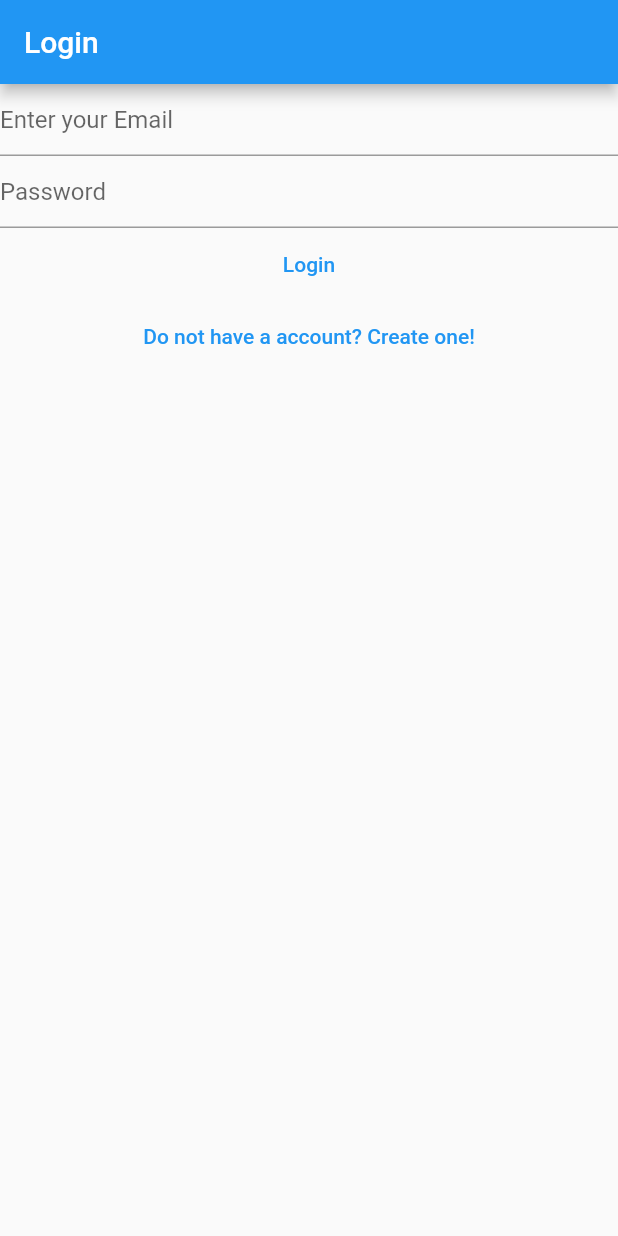
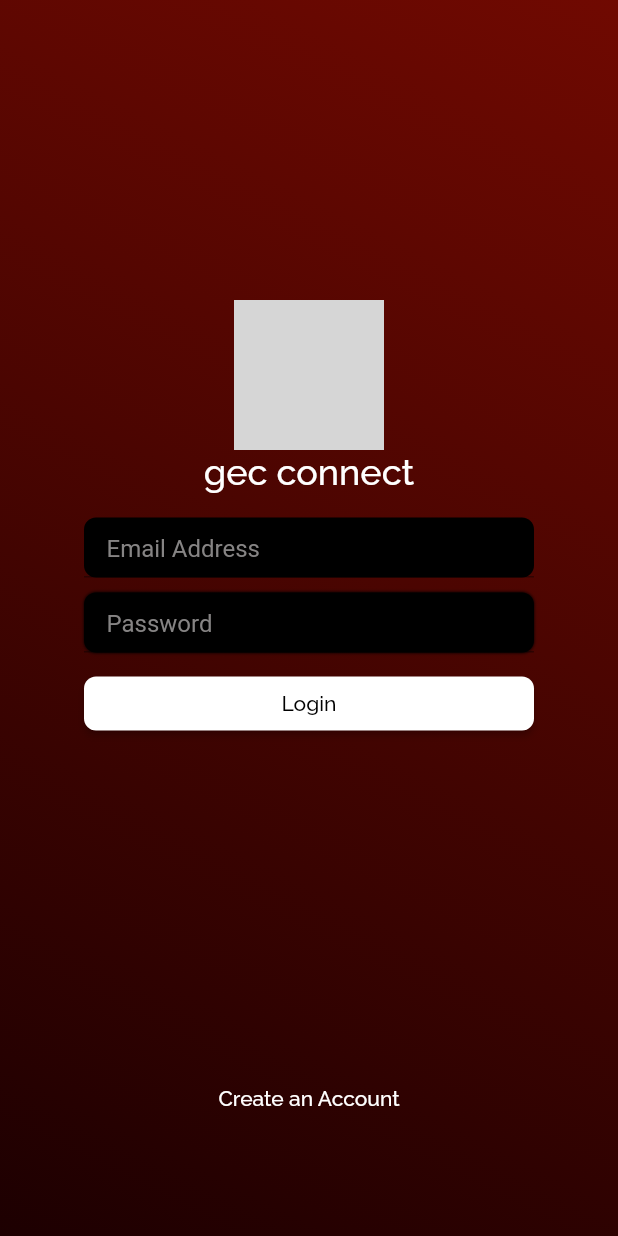
Before and after one commit to arunshankar19/gec-connect-main, a Flutter app: the screen it shows after launch, after a tap on "Login", on a phone screen of 412 x 824 dp. Run offline on Flutter 3.47's test engine with Material 2 defaults, Android fonts, the light colour scheme and no system bars; our stand-ins replace animated_text_kit, firebase_auth, firebase_core, flutter_spinkit, google_fonts, location; accounts and stored records are empty; network calls fail; Roboto replaces fonts that are missing (GoogleFonts.raleway()); grey boxes are pictures that could not be loaded.

Commit message:
Login + Splash Final

```diff
--- a/lib/main.dart
+++ b/lib/main.dart
@@ -6,6 +6,7 @@ import 'package:gecconnect2/views/email_verify.dart';
 import 'package:gecconnect2/views/login_view.dart';
 import 'package:gecconnect2/views/main_loged_in_view.dart';
 import 'package:gecconnect2/views/register_view.dart';
+import 'package:gecconnect2/views/splash.dart';
 import 'firebase_options.dart';
 import 'package:location/location.dart';
 
@@ -25,7 +26,7 @@ class MyApp extends StatelessWidget {
       theme: ThemeData(
         primarySwatch: Colors.blue,
       ),
-      home: const HomePage(),
+      home: const Splash(),
       routes: {
         loginRoute:(context) => const Login(),
         registerRoute:(context) => const Register(),
--- a/lib/views/login_view.dart
+++ b/lib/views/login_view.dart
@@ -4,6 +4,7 @@ import 'package:flutter/material.dart';
 import 'dart:developer' as devtools show log;
 
 import 'package:gecconnect2/firebase_options.dart';
+import 'package:google_fonts/google_fonts.dart';
 
 import '../constants/routes.dart';
 
@@ -35,32 +36,110 @@ class _LoginState extends State<Login> {
   @override
   Widget build(BuildContext context) {
     return Scaffold(
-      appBar: AppBar(title: const Text('Login')),
-      body: FutureBuilder(
+
+
+      body: SafeArea(
+        child: Container(
+          width: double.infinity,
+
+          decoration: BoxDecoration(gradient: LinearGradient(
+                begin: Alignment.topRight,
+                end: Alignment.bottomLeft,
+                colors: [
+                  Color.fromARGB(255, 112, 9, 1),
+                  Color.fromARGB(255, 29, 0, 1),
+
+                ],
+          )
+          ),
+          child: FutureBuilder(
+
             future: Firebase.initializeApp(
               options: DefaultFirebaseOptions.currentPlatform,
             ),
             builder: (context, snapshot) {
               switch (snapshot.connectionState) {
                 case ConnectionState.done:
-              return Column(children: [
-                TextField(
+                  return Container(
+
+
+                     padding: EdgeInsets.only(top: 200.0,right: 30.0,left: 30.0),
+                    child:
+                     Column(
+
+                      children: [
+                        Container(
+
+                           padding: EdgeInsets.only(top:0,),
+
+                          child: Image.asset('assets/ARCHH.png',width: 100,height: 100,)),
+
+
+                        Container(
+                           padding: EdgeInsets.only(bottom: 17.0,),
+                          child: Text('gec connect',
+                           style: GoogleFonts.raleway(
+                           fontWeight: FontWeight.w500,
+                           color: Colors.white,
+                           fontSize: 24.0,
+                          ),),
+                        ),
+                      Container(
+                        width: 300,
+                        height: 40,
+                        decoration: BoxDecoration(
+                          color: Colors.black,
+                          borderRadius: BorderRadius.circular(8.0)
+                        ),
+                        child: TextField(
+
                           controller: _email,
                           decoration: const InputDecoration(
-                    hintText: 'Enter your Email',
+
+                            hintText: 'Email Address',
+                            contentPadding: EdgeInsets.only(top:0,left: 15,right: 15,bottom: 6),
+                            hintStyle: TextStyle(
+                              fontFamily: 'GoogleFonts.raleway()',
+                              color: Color.fromARGB(255, 134, 132, 132)
+                            )
                           ),
                           enableSuggestions: false,
                           autocorrect: false,
                           keyboardType: TextInputType.emailAddress,
                         ),
-                TextField(
+                      ),
+                      SizedBox(height: 10,),
+                      Container(
+                        width: 300,
+                        height: 40,
+
+
+                         decoration: BoxDecoration(
+                          boxShadow:[ BoxShadow(blurRadius: 1.0),],
+                          color: Colors.black,
+                          borderRadius: BorderRadius.circular(8.0)
+                        ),
+
+
+                        child: TextField(
                           obscureText: true,
                           enableSuggestions: false,
                           autocorrect: false,
-                  decoration: const InputDecoration(hintText: 'Password'),
+                          decoration: const InputDecoration(hintText: 'Password',
+                          contentPadding: EdgeInsets.only(top:0,left: 15,right: 15,bottom: 6),
+                          hintStyle: TextStyle(
+                            color: Color.fromARGB(255, 134, 132, 132)
+                          )
+                          ),
                           controller: _password,
                         ),
-                TextButton(
+                      ),
+                      Container(
+                        width: 300,
+
+                        padding: EdgeInsets.only(top: 10.0),
+                        child: RaisedButton(
+
                             onPressed: () async {
                               final email = _email.text;
                               final pass = _password.text;
@@ -100,18 +179,49 @@ class _LoginState extends State<Login> {
                                 //(e.code);
                               }
                             },
-                    child: const Text('Login')),
-                TextButton(
+
+
+                            color: Colors.white,
+
+                            shape: RoundedRectangleBorder(
+
+                              borderRadius: BorderRadius.circular(8)),
+
+
+                            child: Text('Login',
+                            style: GoogleFonts.raleway(
+                              color: Colors.black
+                            )
+                            ),
+
+                            ),
+
+                      ),
+                      SizedBox(height: 215.0,)
+                      ,
+                      Container(
+                         padding: EdgeInsets.only(top:0),
+
+                        child: TextButton(
                             onPressed: () {
                               Navigator.of(context).pushNamedAndRemoveUntil(
                                   registerRoute, (route) => false);
                             },
-                    child: const Text('Do not have a account? Create one!'))
-              ]);
+                            child: Text('Create an Account',
+                            style: GoogleFonts.raleway(
+                            color: Colors.white)
+                            )
+                            ),
+                      )
+                    ]
+                    ),
+                  );
                 default:
                   return const Text('Loading.....');
               }
             },
+          ),
+        ),
       ),
     );
   }
--- /dev/null
+++ b/lib/views/splash.dart
@@ -0,0 +1,95 @@
+import 'package:flutter/material.dart';
+import 'package:gecconnect2/views/login_view.dart';
+import 'package:google_fonts/google_fonts.dart';
+import 'package:flutter_spinkit/flutter_spinkit.dart';
+import 'package:animated_text_kit/animated_text_kit.dart';
+
+
+class Splash extends StatefulWidget {
+  const Splash({Key? key}) : super(key: key);
+
+  @override
+  State<Splash> createState() => _SplashState();
+}
+
+class _SplashState extends State<Splash> {
+  void initState(){
+    super.initState();
+    _navigatetohome();
+  }
+
+_navigatetohome()async{
+  await Future.delayed(Duration(milliseconds:3000),() {});
+  Navigator.pushReplacement(context, MaterialPageRoute(builder: (context) => Login()));
+
+}
+
+  Widget build(BuildContext context) {
+    return Scaffold(
+      body: Stack(
+        fit: StackFit.expand,
+        children: <Widget>[
+          Container(
+
+            decoration: BoxDecoration(gradient: LinearGradient(
+              begin: Alignment.topRight,
+              end: Alignment.bottomLeft,
+              colors: [
+                Color.fromARGB(255, 112, 9, 1),
+                Color.fromARGB(255, 29, 0, 1),
+
+              ],
+            )),
+          ),
+          Column(
+            mainAxisAlignment: MainAxisAlignment.center,
+            children: <Widget>[
+              Expanded(
+                flex: 3,
+                child: Container(
+                  child: Align(
+                    alignment: Alignment.bottomCenter,
+                  child: Column(
+                    mainAxisAlignment: MainAxisAlignment.center,
+                    children: <Widget>[
+                      Container(
+                        child: Image.asset('assets/ARCHH.png',width: 100,height: 100,)),
+
+
+
+                       Text('gec connect',
+                         style: GoogleFonts.raleway(
+                         fontWeight: FontWeight.w500,
+                         color: Colors.white,
+                         fontSize: 24.0,
+                        ),
+
+
+                        )
+                        ],
+                  ),
+                  )
+                ),
+              ),
+               Expanded(flex: 1,
+               child:Column(
+                mainAxisAlignment: MainAxisAlignment.center,
+                children: <Widget>[
+                  SpinKitRotatingCircle(color: Colors.white, size: 20.0, ),
+                  Padding(padding: EdgeInsets.only(top: 20.0),
+                  ),
+                  Text('connecting gec',
+                    style: GoogleFonts.raleway(
+                    color: Colors.white,
+                    fontSize: 15.0,
+                    fontWeight: FontWeight.w500)),
+               ],
+              ),
+            )
+          ],
+         )
+       ],
+      ),
+    );
+  }
+}
```
Also changed, not shown: pubspec.yaml (+8 -0 lines), assets/protruding-squares.png (added), pubspec.lock, 2 other files. Lines whose indentation alone changed are shown as unchanged.
